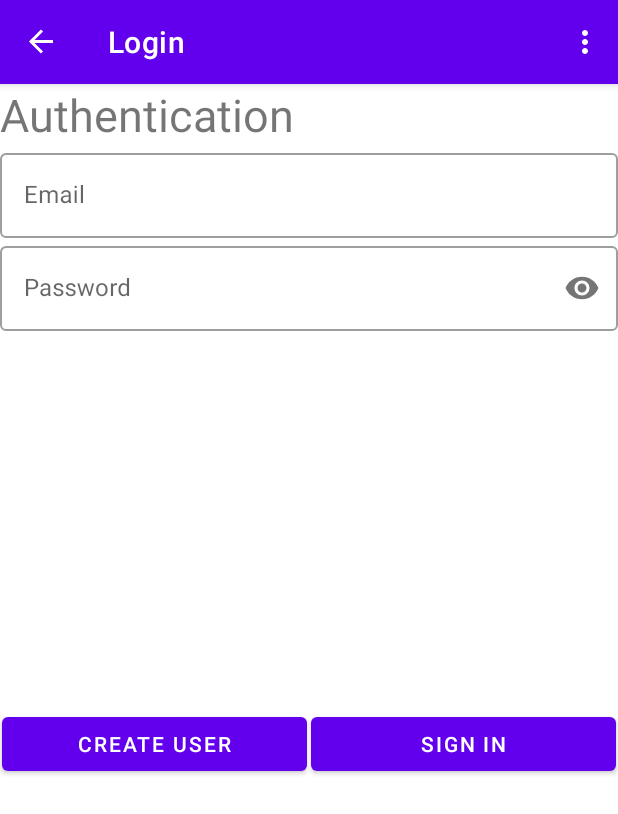
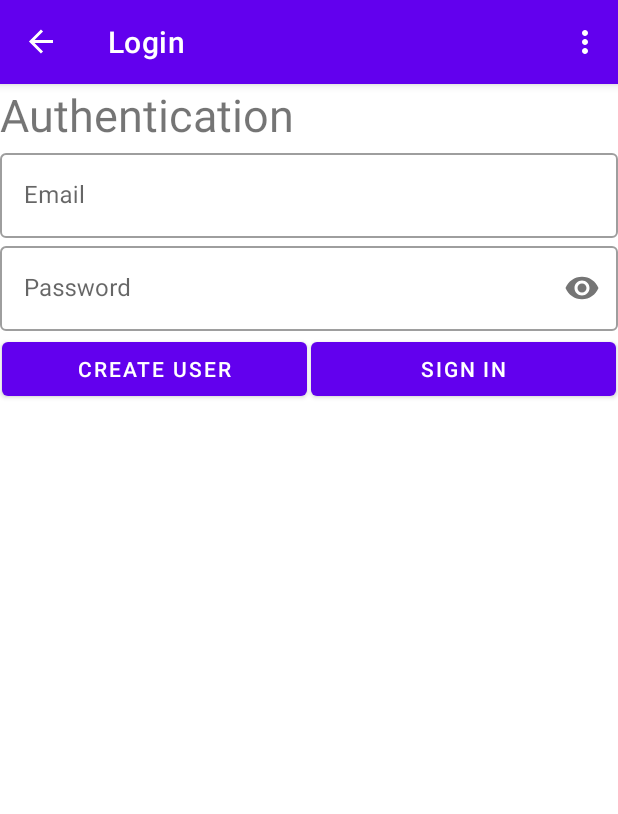
Before and after one commit to MikRas95/MissingCats, an Android app: the screen it shows after launch (MainActivity), after a tap on an icon or button, on a phone screen of 412 x 824 dp. Shown: the top 814 px of the screen. Run offline under Robolectric (Android 15) with nearby library versions, the phone set to English and light mode, and no system bars; our stand-ins replace Firebase (no records; nobody signed in at launch, a user with empty details on screens opened directly), navigation-ui; 3 other taps on this screen came first.

```diff
--- a/app/build.gradle
+++ b/app/build.gradle
@@ -48,8 +48,8 @@ dependencies {
     implementation 'androidx.swiperefreshlayout:swiperefreshlayout:1.1.0'
     implementation 'com.google.firebase:firebase-auth-ktx:21.1.0'
     testImplementation 'junit:junit:4.13.2'
-    androidTestImplementation 'androidx.test.ext:junit:1.1.3'
-    androidTestImplementation 'androidx.test.espresso:espresso-core:3.4.0'
+    androidTestImplementation 'androidx.test.ext:junit:1.1.4'
+    androidTestImplementation 'androidx.test.espresso:espresso-core:3.5.0'
 
     //REST service implementation
     implementation 'com.squareup.retrofit2:retrofit:2.9.0'
--- a/app/src/main/java/com/example/missingcats/FirstFragment.kt
+++ b/app/src/main/java/com/example/missingcats/FirstFragment.kt
@@ -88,6 +88,7 @@ class FirstFragment : Fragment() {
             when (binding.spinnerSorting.selectedItemPosition){
                 0 -> catViewModel.sortByReward()
                 1 -> catViewModel.sortByRewardDescending()
+                2 -> catViewModel.sortByName()
             }
         }
 
--- a/app/src/main/java/com/example/missingcats/MainActivity.kt
+++ b/app/src/main/java/com/example/missingcats/MainActivity.kt
@@ -73,11 +73,10 @@ class MainActivity : AppCompatActivity() {
             }
             R.id.action_signOut -> {
                 userViewModel.logOut()
+                findNavController(R.id.nav_host_fragment_content_main).navigate(R.id.FirstFragment)
                 true
             }
             else -> super.onOptionsItemSelected(item)
-
-
         }
     }
 
--- a/app/src/main/java/com/example/missingcats/models/CatViewModel.kt
+++ b/app/src/main/java/com/example/missingcats/models/CatViewModel.kt
@@ -38,6 +38,9 @@ class CatViewModel : ViewModel() {
     fun sortByRewardDescending(){
         repository.sortByRewardDescending()
     }
+    fun sortByName(){
+        repository.sortByName()
+    }
     fun filterByName(name: String){
         repository.filterByName(name)
     }
--- a/app/src/main/res/layout/fragment_second.xml
+++ b/app/src/main/res/layout/fragment_second.xml
@@ -1,7 +1,17 @@
 <?xml version="1.0" encoding="utf-8"?>
-<LinearLayout xmlns:android="http://schemas.android.com/apk/res/android"
+<androidx.coordinatorlayout.widget.CoordinatorLayout xmlns:android="http://schemas.android.com/apk/res/android"
     xmlns:app="http://schemas.android.com/apk/res-auto"
     xmlns:tools="http://schemas.android.com/tools"
+    android:layout_width="match_parent"
+    android:layout_height="match_parent"
+    android:orientation="vertical"
+    tools:context=".SecondFragment">
+
+    <ScrollView
+        android:layout_width="match_parent"
+        android:layout_height="match_parent">
+
+        <LinearLayout
             android:layout_width="match_parent"
             android:layout_height="match_parent"
             android:orientation="vertical"
@@ -40,9 +50,9 @@
                     android:inputType="textPassword" />
             </com.google.android.material.textfield.TextInputLayout>
 
-    <Space
+            <!--Space
                 android:layout_width="match_parent"
-        android:layout_height="250dp" />
+                android:layout_height="250dp" /-->
 
             <LinearLayout
                 android:layout_width="match_parent"
@@ -64,7 +74,6 @@
                     android:layout_margin="1dp"
                     android:layout_weight="1"
                     android:text="Sign in" />
-
             </LinearLayout>
 
             <TextView
@@ -72,3 +81,5 @@
                 android:layout_width="wrap_content"
                 android:layout_height="wrap_content" />
         </LinearLayout>
+    </ScrollView>
+</androidx.coordinatorlayout.widget.CoordinatorLayout>
--- a/app/src/main/res/values/arrays.xml
+++ b/app/src/main/res/values/arrays.xml
@@ -3,5 +3,6 @@
     <string-array name="sortings">
         <item>Price ascending</item>
         <item>Price descending</item>
+        <item>Name</item>
     </string-array>
 </resources>
```
Also changed, not shown: app/src/main/java/com/example/missingcats/SecondFragment.kt (+17 -9 lines), app/src/main/java/com/example/missingcats/repository/CatRepository.kt (+7 -1 lines), 1 other file. Lines whose indentation alone changed are shown as unchanged.
